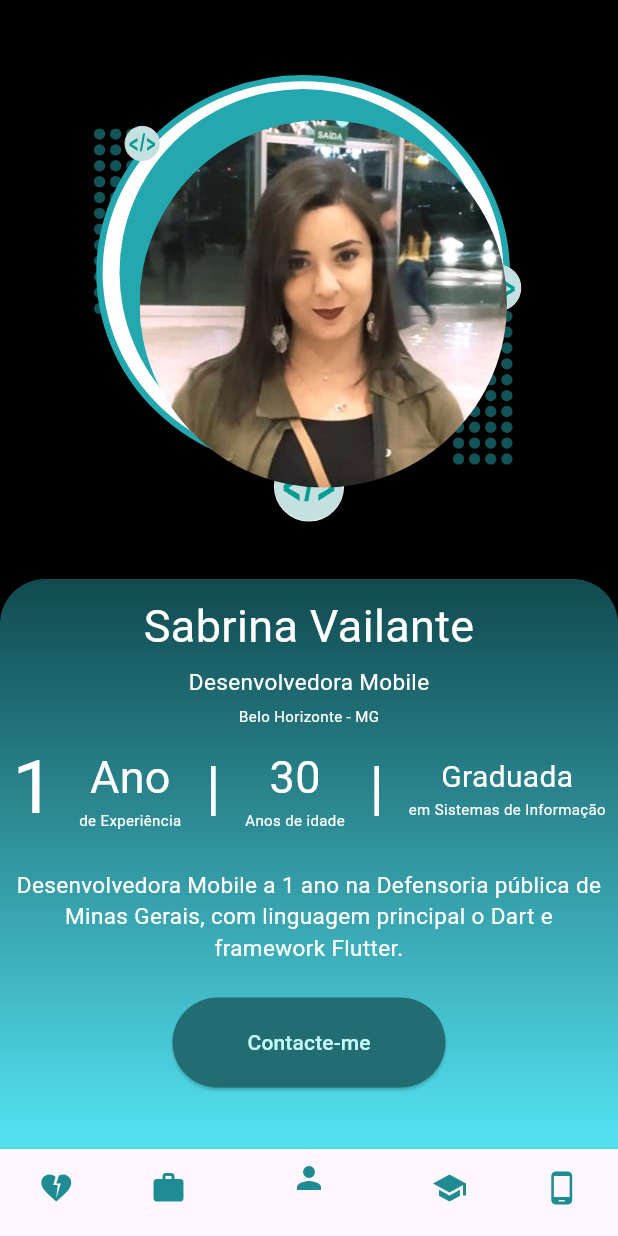
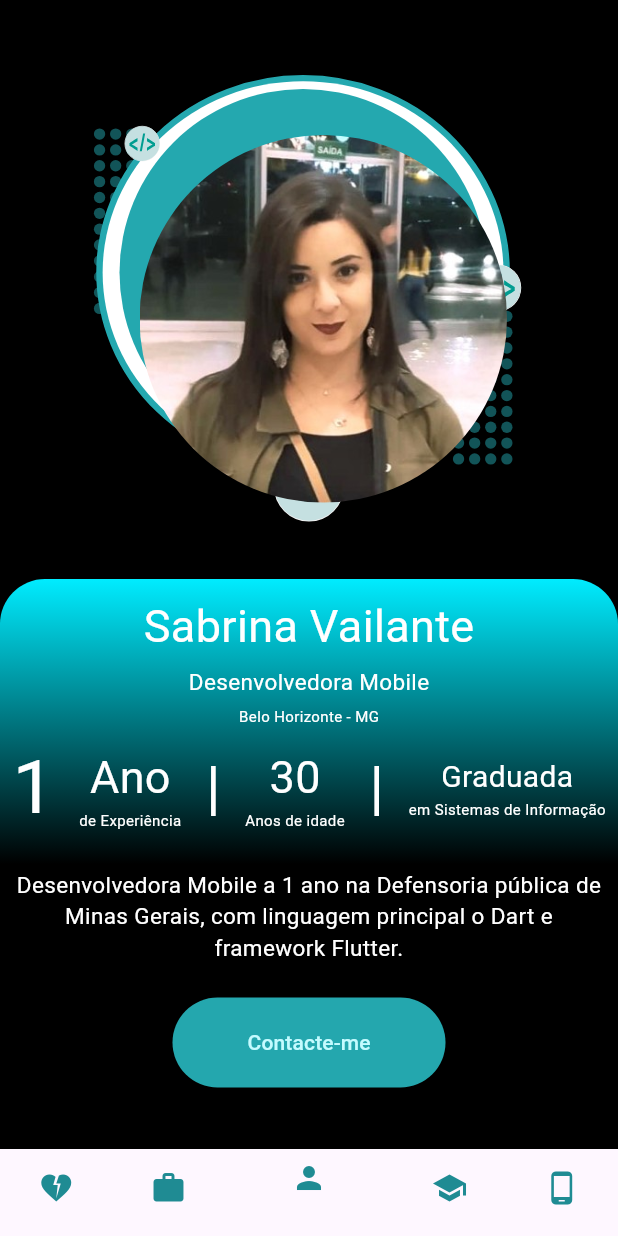
Before and after one commit to SabrinaVailante/sabrina_portifolio_app, a Flutter app: the screen it shows after launch, on a phone screen of 412 x 824 dp. Run offline on Flutter 3.47's test engine with Material 3 defaults, Android fonts, the phone set to English and light mode, and no system bars; our stand-ins replace lottie; Roboto replaces fonts that are missing (Montserrat, Montserrat-VariableFont_wght.ttf).

Commit message:
style(profile): Altera a estala de cores do perfil.

```diff
--- a/lib/home_screen.dart
+++ /dev/null
@@ -1,73 +0,0 @@
-import 'package:flutter/material.dart';
-import 'package:sabrina_protifolio_app/screens/about_me/perfil_screen.dart';
-import 'package:sabrina_protifolio_app/screens/about_screen.dart';
-import 'package:sabrina_protifolio_app/screens/experience_screen.dart';
-import 'package:sabrina_protifolio_app/screens/my_education/my_education_screen.dart';
-import 'package:sabrina_protifolio_app/screens/my_experiences/my_experiences_screen.dart';
-import 'package:sabrina_protifolio_app/screens/my_hobbies/my_hobbies_screen.dart';
-import 'package:sabrina_protifolio_app/screens/my_projects/my_projects_screen.dart';
-
-class HomeScreen extends StatefulWidget {
-  @override
-  _HomeScreenState createState() => _HomeScreenState();
-}
-
-class _HomeScreenState extends State<HomeScreen> {
-  int _currentIndex = 2;
-
-  final List<Widget> _pages = [
-    MyHobbiesScreen(),
-    MyExperiencesScreen(),
-    PerfilScreen(),
-    MyEducationScreen(),
-    MyProjectsScreen(),
-  ];
-
-  @override
-  Widget build(BuildContext context) {
-    return Scaffold(
-
-      body: _pages[_currentIndex],
-
-      bottomNavigationBar: BottomNavigationBar(
-        backgroundColor: const Color.fromRGBO(0, 0, 0, 1.0),
-        currentIndex: _currentIndex,
-        onTap: (index) {
-          setState(() {
-            _currentIndex = index;
-          });
-        },
-        items: const [
-          BottomNavigationBarItem(
-            icon: Icon(Icons.heart_broken, color: Color.fromRGBO(
-                31, 139, 147, 1.0)),
-            label: 'Hobbies',
-          ),
-          BottomNavigationBarItem(
-            icon: Icon(Icons.work, color: Color.fromRGBO(
-                31, 139, 147, 1.0)),
-            label: 'Experiencias',
-          ),
-          BottomNavigationBarItem(
-            icon: Icon(Icons.person, color: Color.fromRGBO(
-                31, 139, 147, 1.0)),
-            label: 'Perfil',
-          ),
-          BottomNavigationBarItem(
-            icon: Icon(Icons.school, color: Color.fromRGBO(
-                31, 139, 147, 1.0)),
-            label: 'Educação',
-          ),
-          BottomNavigationBarItem(
-            icon: Icon(Icons.phone_android,
-                color: Color.fromRGBO(
-                    31, 139, 147, 1.0)),
-            label: 'Projetos',
-          ),
-
-        ],
-      ),
-    );
-  }
-
-}
--- a/lib/main.dart
+++ b/lib/main.dart
@@ -2,10 +2,12 @@ import 'package:flutter/material.dart';
 import 'package:sabrina_protifolio_app/sabrina_portifolio_app/feature/splash_screen/view/splash_screen_view.dart';
 
 void main() {
-  runApp(PortfolioApp());
+  runApp(const PortfolioApp());
 }
 
 class PortfolioApp extends StatelessWidget {
+  const PortfolioApp({super.key});
+
   @override
   Widget build(BuildContext context) {
     return MaterialApp(
@@ -13,7 +15,7 @@ class PortfolioApp extends StatelessWidget {
       theme: ThemeData(
         primarySwatch: Colors.blue,
       ),
-      home: SplashScreenView(),
+      home: const SplashScreenView(),
     );
   }
 }
--- a/lib/sabrina_portifolio_app/feature/dashboard/view/dashboard_view.dart
+++ b/lib/sabrina_portifolio_app/feature/dashboard/view/dashboard_view.dart
@@ -0,0 +1,65 @@
+import 'package:flutter/material.dart';
+import 'package:sabrina_protifolio_app/sabrina_portifolio_app/feature/profile/view/profile_view.dart';
+import 'package:sabrina_protifolio_app/screens/my_education/my_education_screen.dart';
+import 'package:sabrina_protifolio_app/screens/my_experiences/my_experiences_screen.dart';
+import 'package:sabrina_protifolio_app/screens/my_hobbies/my_hobbies_screen.dart';
+import 'package:sabrina_protifolio_app/screens/my_projects/my_projects_screen.dart';
+
+class DashboardView extends StatefulWidget {
+  const DashboardView({super.key});
+
+  @override
+  _DashboardViewState createState() => _DashboardViewState();
+}
+
+class _DashboardViewState extends State<DashboardView> {
+  int _currentIndex = 2;
+
+  final List<Widget> _pages = [
+    MyHobbiesScreen(),
+    MyExperiencesScreen(),
+    const ProfileView(),
+    MyEducationScreen(),
+    MyProjectsScreen(),
+  ];
+
+  @override
+  Widget build(BuildContext context) {
+    return Scaffold(
+      body: _pages[_currentIndex],
+      bottomNavigationBar: BottomNavigationBar(
+        backgroundColor: const Color.fromRGBO(0, 0, 0, 1.0),
+        currentIndex: _currentIndex,
+        onTap: (index) {
+          setState(() {
+            _currentIndex = index;
+          });
+        },
+        items: const [
+          BottomNavigationBarItem(
+            icon: Icon(Icons.heart_broken,
+                color: Color.fromRGBO(31, 139, 147, 1.0)),
+            label: 'Hobbies',
+          ),
+          BottomNavigationBarItem(
+            icon: Icon(Icons.work, color: Color.fromRGBO(31, 139, 147, 1.0)),
+            label: 'Experiencias',
+          ),
+          BottomNavigationBarItem(
+            icon: Icon(Icons.person, color: Color.fromRGBO(31, 139, 147, 1.0)),
+            label: 'Perfil',
+          ),
+          BottomNavigationBarItem(
+            icon: Icon(Icons.school, color: Color.fromRGBO(31, 139, 147, 1.0)),
+            label: 'Educação',
+          ),
+          BottomNavigationBarItem(
+            icon: Icon(Icons.phone_android,
+                color: Color.fromRGBO(31, 139, 147, 1.0)),
+            label: 'Projetos',
+          ),
+        ],
+      ),
+    );
+  }
+}
--- a/lib/sabrina_portifolio_app/feature/profile/view/profile_view.dart
+++ b/lib/sabrina_portifolio_app/feature/profile/view/profile_view.dart
@@ -0,0 +1,187 @@
+import 'package:flutter/material.dart';
+import 'package:lottie/lottie.dart';
+import 'package:sabrina_protifolio_app/screens/about_me/contato.dart';
+
+class ProfileView extends StatelessWidget {
+  const ProfileView({super.key});
+
+  @override
+  Widget build(BuildContext context) {
+    return Scaffold(
+      backgroundColor: const Color.fromRGBO(0, 0, 0, 1.0),
+      body: Column(
+        children: [
+          Expanded(
+            child: Stack(
+              alignment: Alignment.center,
+              children: [
+                Lottie.asset('assets/lottie/perfil.json'),
+                Positioned(
+                  top: 90,
+                  left: 80,
+                  child: SizedBox(
+                      width: 245,
+                      child: ClipOval(
+                          child: Image.asset('assets/images/img.png'))),
+                )
+              ],
+            ),
+          ),
+          Align(
+              alignment: Alignment.bottomCenter,
+              child: Container(
+                width: double.infinity,
+                height: 380,
+                decoration: const BoxDecoration(
+                  borderRadius: BorderRadius.vertical(top: Radius.circular(30)),
+                  gradient: LinearGradient(
+                    begin: Alignment.topCenter,
+                    end: Alignment.bottomCenter,
+                    colors: [
+                      Color.fromRGBO(0, 236, 255, 1.0),
+                      Color.fromRGBO(0, 0, 0, 1.0),
+                      Color.fromRGBO(0, 0, 0, 1.0),
+                    ],
+                  ),
+                ),
+                child: Column(
+                  children: [
+                    const Row(
+                      mainAxisAlignment: MainAxisAlignment.center,
+                      children: [
+                        Column(
+                          children: [
+                            SizedBox(height: 10),
+                            Text("Sabrina Vailante",
+                                style: TextStyle(
+                                    fontSize: 30,
+                                    color: Colors.white,
+                                    fontFamily:
+                                        "Montserrat-VariableFont_wght.ttf")),
+                            SizedBox(height: 5),
+                            Text("Desenvolvedora Mobile",
+                                style: TextStyle(
+                                    fontSize: 15,
+                                    color: Colors.white,
+                                    fontFamily: "Montserrat")),
+                            SizedBox(height: 5),
+                            Text("Belo Horizonte - MG",
+                                style: TextStyle(
+                                    fontSize: 10,
+                                    color: Colors.white,
+                                    fontFamily: "Montserrat",
+                                    fontWeight: FontWeight.normal))
+                          ],
+                        ),
+                      ],
+                    ),
+                    const SizedBox(height: 5),
+                    const Row(
+                      mainAxisAlignment: MainAxisAlignment.spaceAround,
+                      children: [
+                        Column(
+                          children: [
+                            Text("1",
+                                style: TextStyle(
+                                    color: Colors.white,
+                                    fontSize: 50,
+                                    fontFamily: "Montserrat")),
+                          ],
+                        ),
+                        Column(
+                          children: [
+                            Text("Ano",
+                                style: TextStyle(
+                                    color: Colors.white,
+                                    fontSize: 30,
+                                    fontFamily: "Montserrat")),
+                            Text("de Experiência",
+                                style: TextStyle(
+                                    color: Colors.white,
+                                    fontSize: 10,
+                                    fontFamily: "Montserrat")),
+                          ],
+                        ),
+                        Column(
+                          children: [
+                            Text("|",
+                                style: TextStyle(
+                                    color: Colors.white,
+                                    fontSize: 40,
+                                    fontFamily: "Montserrat")),
+                          ],
+                        ),
+                        Column(
+                          children: [
+                            Text("30",
+                                style: TextStyle(
+                                    color: Colors.white,
+                                    fontSize: 30,
+                                    fontFamily: "Montserrat")),
+                            Text("Anos de idade",
+                                style: TextStyle(
+                                    color: Colors.white,
+                                    fontSize: 10,
+                                    fontFamily: "Montserrat")),
+                          ],
+                        ),
+                        Column(
+                          children: [
+                            Text("|",
+                                style: TextStyle(
+                                    color: Colors.white,
+                                    fontSize: 40,
+                                    fontFamily: "Montserrat")),
+                          ],
+                        ),
+                        Column(
+                          children: [
+                            Text("Graduada",
+                                style: TextStyle(
+                                    color: Colors.white,
+                                    fontSize: 20,
+                                    fontFamily: "Montserrat")),
+                            Text("em Sistemas de Informação",
+                                style: TextStyle(
+                                    color: Colors.white,
+                                    fontSize: 10,
+                                    fontFamily: "Montserrat")),
+                          ],
+                        ),
+                      ],
+                    ),
+                    const SizedBox(height: 10),
+                    const Padding(
+                        padding: EdgeInsets.all(8.0),
+                        child: Center(
+                            child: Text(
+                                "Desenvolvedora Mobile a 1 ano na Defensoria pública de Minas Gerais, com linguagem principal o Dart e framework Flutter.",
+                                textAlign: TextAlign.center,
+                                style: TextStyle(
+                                    fontSize: 15, color: Colors.white)))),
+                    const SizedBox(height: 15),
+                    ElevatedButton(
+                        style: ElevatedButton.styleFrom(
+                          primary: const Color.fromRGBO(36, 167, 174, 1.0),
+                          onPrimary: const Color.fromRGBO(196, 251, 255, 1.0),
+                          padding: const EdgeInsets.symmetric(
+                            horizontal: 50,
+                            vertical: 20,
+                          ),
+                        ),
+                        onPressed: () {
+                          Navigator.push(
+                            context,
+                            MaterialPageRoute(
+                                builder: (context) => ContactScreen()),
+                          );
+                        },
+                        child: const Text('Contacte-me')),
+                  ],
+                ),
+              )),
+        ],
+      ),
+    );
+  }
+}
--- a/lib/screens/about_me/perfil_screen.dart
+++ /dev/null
@@ -1,194 +0,0 @@
-import 'package:flutter/material.dart';
-import 'package:lottie/lottie.dart';
-import 'package:sabrina_protifolio_app/screens/about_me/contato.dart';
-
-
-class PerfilScreen extends StatelessWidget {
-  @override
-  Widget build(BuildContext context) {
-    return Scaffold(
-      backgroundColor: const Color.fromRGBO(0, 0, 0, 1.0),
-      body: Column(
-        children: [
-          Expanded(
-            child: Stack(
-              alignment: Alignment.center,
-              children: [
-                Lottie.asset('assets/lottie/perfil.json'),
-                Positioned(top: 80,left:80, child: Container(
-                  width: 245
-                  , child: ClipOval(child: Image.asset('assets/images/img.png'))),
-                )
-
-              ],
-            ),
-          ),
-          Align(
-              alignment: Alignment.bottomCenter,
-              child: Container(
-                width: double.infinity,
-                height: 380,
-                decoration: const BoxDecoration(
-                  borderRadius: BorderRadius.vertical(top: Radius.circular(30)),
-                  gradient: LinearGradient(
-                    begin: Alignment.topCenter,
-                    end: Alignment.bottomCenter,
-                    colors: [
-                      Color.fromRGBO(16, 74, 79, 1.0),
-                      Color.fromRGBO(84, 228, 243, 1.0),
-                    ],
-                  ),
-                ),
-                child: Column(
-                  children: [
-                    Row(
-                      mainAxisAlignment: MainAxisAlignment.center,
-                      children: [
-                        Column(
-                          children: const [
-                            SizedBox(height: 10),
-                            Text(
-                              "Sabrina Vailante",
-                              style: TextStyle(
-                                fontSize: 30,
-                                color: Colors.white,
-                                fontFamily: "Montserrat-VariableFont_wght.ttf",
-                              ),
-                            ),
-                            SizedBox(height: 5),
-                            Text(
-                              "Desenvolvedora Mobile",
-                              style: TextStyle(
-                                fontSize: 15,
-                                color: Colors.white,
-                                fontFamily: "Montserrat",
-                              ),
-                            ),
-                            SizedBox(height: 5),
-                            Text(
-                              "Belo Horizonte - MG",
-                              style: TextStyle(
-                                fontSize: 10,
-                                color: Colors.white,
-                                fontFamily: "Montserrat",
-                                fontWeight: FontWeight.normal,
-                              ),
-                            ),
-                          ],
-                        ),
-                      ],
-                    ),
-                    const SizedBox(height: 5),
-                    Row(
-                      mainAxisAlignment: MainAxisAlignment.spaceAround,
-                      children: [
-                        Column(
-                          children: [
-                            const Text("1",
-                                style: TextStyle(
-                                    color: Colors.white,
-                                    fontSize: 50,
-                                    fontFamily: "Montserrat")),
-                          ],
-                        ),
-                        Column(
-                          children: const [
-                            Text("Ano",
-                                style: TextStyle(
-                                    color: Colors.white,
-                                    fontSize: 30,
-                                    fontFamily: "Montserrat")),
-                            Text("de Experiência",
-                                style: TextStyle(
-                                    color: Colors.white,
-                                    fontSize: 10,
-                                    fontFamily: "Montserrat")),
-                          ],
-                        ),
-                        Column(
-                          children: const [
-                            Text("|",
-                                style: TextStyle(
-                                    color: Colors.white,
-                                    fontSize: 40,
-                                    fontFamily: "Montserrat")),
-                          ],
-                        ),
-                        Column(
-                          children: const [
-                            Text("30",
-                                style: TextStyle(
-                                    color: Colors.white,
-                                    fontSize: 30,
-                                    fontFamily: "Montserrat")),
-                            Text("Anos de idade",
-                                style: TextStyle(
-                                    color: Colors.white,
-                                    fontSize: 10,
-                                    fontFamily: "Montserrat")),
-                          ],
-                        ),
-                        Column(
-                          children: const [
-                            Text("|",
-                                style: TextStyle(
-                                    color: Colors.white,
-                                    fontSize: 40,
-                                    fontFamily: "Montserrat")),
-                          ],
-                        ),
-                        Column(
-                          children: const [
-                            Text("Graduada",
-                                style: TextStyle(
-                                    color: Colors.white,
-                                    fontSize: 20,
-                                    fontFamily: "Montserrat")),
-                            Text("em Sistemas de Informação",
-                                style: TextStyle(
-                                    color: Colors.white,
-                                    fontSize: 10,
-                                    fontFamily: "Montserrat")),
-                          ],
-                        ),
-                      ],
-                    ),
-                    const SizedBox(height: 10),
-                    const Padding(
-                      padding: EdgeInsets.all(8.0),
-                      child: Center(
-                        child: Text(
-                          "Desenvolvedora Mobile a 1 ano na Defensoria pública de Minas Gerais, com linguagem principal o Dart e framework Flutter.",
-                          textAlign: TextAlign.center,
-                          style: TextStyle(
-                            fontSize: 15,
-                            color: Colors.white, // Define a cor desejada
-                          ),
-                        ),
-                      ),
-                    ),
-                    const SizedBox(height: 15),
-                    ElevatedButton(
-                        style: ElevatedButton.styleFrom(
-                          primary: const Color.fromRGBO(34, 109, 114, 1.0),
-                          onPrimary: const Color.fromRGBO(196, 251, 255, 1.0),
-                          padding: const EdgeInsets.symmetric(
-                            horizontal: 50,
-                            vertical: 20,
-                          ),
-                        ),
-                        onPressed: () {
-                          Navigator.push(
-                              context,
-                              MaterialPageRoute(builder: (context) => ContactScreen()),
-                          );
-                        },
-                        child: const Text('Contacte-me')),
-                  ],
-                ),
-              )),
-        ],
-      ),
-    );
-  }
-}
--- a/pubspec.yaml
+++ b/pubspec.yaml
@@ -30,6 +30,9 @@ environment:
 dependencies:
   flutter:
     sdk: flutter
+
+
+
 
 
 
@@ -94,7 +97,9 @@ flutter:
   # see https://flutter.dev/custom-fonts/#from-packages
   assets:
     - assets/images/foto1.png
+    - assets/images/splashscreen.png
     - assets/images/img.png
     - assets/fonts/Montserrat-Italic-VariableFont_wght.ttf
     - assets/fonts/Montserrat-VariableFont_wght.ttf
+    - assets/fonts/RobotoMono-Regular.ttf
     - assets/lottie/perfil.json
```
Also changed, not shown: lib/menu_navegavel.dart (deleted, +0 -61 lines), lib/sabrina_portifolio_app/feature/splash_screen/view/splash_screen_view.dart (+43 -17 lines), assets/fonts/RobotoMono-Regular.ttf (added).
